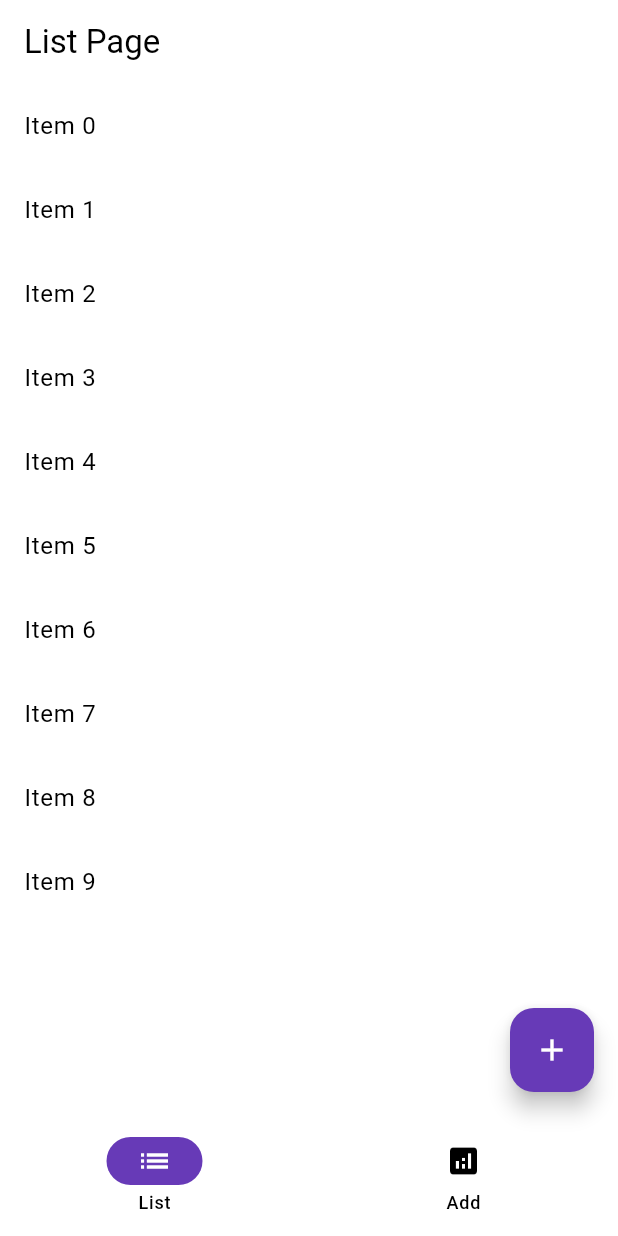
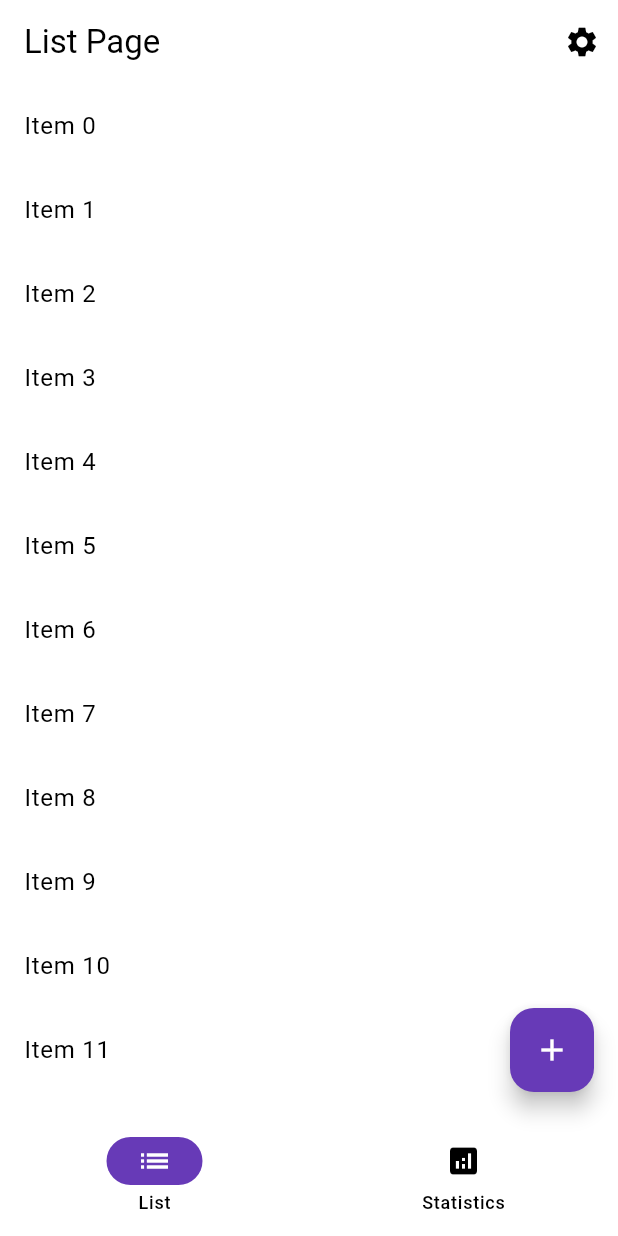
Before and after one commit to tomoyu719/my_strength_log_flutter, a Flutter app: the screen it shows after launch, on a phone screen of 412 x 824 dp. Run offline on Flutter 3.47's test engine with Material 3 defaults, Android fonts, the phone set to English and light mode, and no system bars; our stand-ins replace go_router.

Commit message:
add router

```diff
--- a/lib/app.dart
+++ b/lib/app.dart
@@ -1,18 +1,17 @@
 import 'package:flutter/material.dart';
-import 'package:my_strength_log_flutter/home.dart';
+import 'package:my_strength_log_flutter/router.dart';
 
 class App extends StatelessWidget {
   const App({super.key});
 
   @override
   Widget build(BuildContext context) {
-    return MaterialApp(
-      title: 'Flutter Demo',
+    return MaterialApp.router(
       theme: ThemeData(
         colorScheme: ColorScheme.fromSwatch(primarySwatch: Colors.deepPurple),
         useMaterial3: true,
       ),
-      home: const Home(title: 'Flutter Demo Home Page'),
+      routerConfig: router,
     );
   }
 }
--- a/lib/detailpage.dart
+++ b/lib/detail_page.dart
@@ -1,7 +1,7 @@
 import 'package:flutter/material.dart';
 
 class DetailPage extends StatelessWidget {
-  const DetailPage({super.key, required this.index});
+  const DetailPage({super.key, this.index = -1});
 
   final int index;
 
--- a/lib/home.dart
+++ /dev/null
@@ -1,46 +0,0 @@
-import 'package:flutter/material.dart';
-import 'package:my_strength_log_flutter/listpage.dart';
-import 'package:my_strength_log_flutter/statisticspage.dart';
-
-class Home extends StatefulWidget {
-  const Home({super.key, required this.title});
-
-  final String title;
-
-  @override
-  State<Home> createState() => _HomeState();
-}
-
-class _HomeState extends State<Home> {
-  int _currentPageIndex = 0;
-  @override
-  Widget build(BuildContext context) {
-    return Scaffold(
-      // appBar: AppBar
-      bottomNavigationBar: NavigationBar(
-        onDestinationSelected: (int index) {
-          setState(() {
-            _currentPageIndex = index;
-          });
-        },
-        selectedIndex: _currentPageIndex,
-        destinations: const [
-          NavigationDestination(
-            icon: Icon(Icons.list),
-            label: 'List',
-          ),
-          NavigationDestination(
-            icon: Icon(Icons.analytics),
-            label: 'Add',
-          ),
-        ],
-      ),
-      body: [const ListPage(), const Statisticspage()]
-          .elementAt(_currentPageIndex),
-      floatingActionButton: const FloatingActionButton(
-        onPressed: null,
-        child: Icon(Icons.add),
-      ),
-    );
-  }
-}
--- a/lib/listpage.dart
+++ b/lib/list_page.dart
@@ -1,27 +1,31 @@
 import 'package:flutter/material.dart';
-import 'package:my_strength_log_flutter/detailpage.dart';
+import 'package:go_router/go_router.dart';
 
 class ListPage extends StatelessWidget {
   const ListPage({super.key});
+
+  static const icon = Icons.list;
+  static const label = 'List';
 
   @override
   Widget build(BuildContext context) {
     return Scaffold(
       appBar: AppBar(
-        title: Text('List Page'),
+        title: const Text('List Page'),
+        actions: [
+          IconButton(
+            icon: const Icon(Icons.settings),
+            onPressed: () => context.push('/settings'),
+          ),
+        ],
       ),
       body: ListView.builder(
-        itemCount: 10,
+        itemCount: 100,
         itemBuilder: (context, index) {
           return ListTile(
             title: Text('Item $index'),
             onTap: () {
-              Navigator.push(
-                context,
-                MaterialPageRoute(
-                  builder: (context) => DetailPage(index: index),
-                ),
-              );
+              context.go('/list/detail');
             },
           );
         },
--- /dev/null
+++ b/lib/router.dart
@@ -0,0 +1,48 @@
+import 'package:flutter/material.dart';
+import 'package:go_router/go_router.dart';
+import 'package:my_strength_log_flutter/add_edit_page.dart';
+import 'package:my_strength_log_flutter/detail_page.dart';
+import 'package:my_strength_log_flutter/error_page.dart';
+import 'package:my_strength_log_flutter/list_page.dart';
+import 'package:my_strength_log_flutter/scaffold_navigator.dart';
+import 'package:my_strength_log_flutter/settings_page.dart';
+import 'package:my_strength_log_flutter/statistics_page.dart';
+
+final GlobalKey<NavigatorState> _rootNavigatorKey = GlobalKey<NavigatorState>();
+
+final GlobalKey<NavigatorState> _shellNavigatorKey =
+    GlobalKey<NavigatorState>();
+
+final router = GoRouter(
+  navigatorKey: _rootNavigatorKey,
+  initialLocation: '/list',
+  debugLogDiagnostics: true,
+  routes: [
+    ShellRoute(
+      navigatorKey: _shellNavigatorKey,
+      builder: (context, state, child) => ScaffoldNavigator(
+        child: child,
+      ),
+      routes: <RouteBase>[
+        GoRoute(
+          path: '/list',
+          builder: (context, state) => const ListPage(),
+          routes: <RouteBase>[
+            GoRoute(
+              path: 'detail',
+              builder: (context, state) => const DetailPage(),
+            ),
+          ],
+        ),
+        GoRoute(
+          path: '/statistics',
+          builder: (context, state) => const StatisticsPage(),
+        ),
+      ],
+    ),
+    GoRoute(path: '/addEdit', builder: (context, state) => const AddEditPage()),
+    GoRoute(
+        path: '/settings', builder: (context, state) => const SettingsPage()),
+  ],
+  errorBuilder: (context, state) => const ErrorPage(),
+);
--- /dev/null
+++ b/lib/scaffold_navigator.dart
@@ -0,0 +1,58 @@
+import 'package:flutter/material.dart';
+import 'package:go_router/go_router.dart';
+import 'package:my_strength_log_flutter/list_page.dart';
+import 'package:my_strength_log_flutter/statistics_page.dart';
+
+class ScaffoldNavigator extends StatefulWidget {
+  const ScaffoldNavigator({super.key, required this.child});
+  final Widget child;
+  @override
+  State<ScaffoldNavigator> createState() => _ScaffoldNavigatorState();
+}
+
+class _ScaffoldNavigatorState extends State<ScaffoldNavigator> {
+  @override
+  Widget build(BuildContext context) {
+    return Scaffold(
+      bottomNavigationBar: NavigationBar(
+        onDestinationSelected: (int index) => _onItemTapped(index, context),
+        selectedIndex: _calculateSelectedIndex(context),
+        destinations: const [
+          NavigationDestination(
+            icon: Icon(ListPage.icon),
+            label: ListPage.label,
+          ),
+          NavigationDestination(
+            icon: Icon(StatisticsPage.icon),
+            label: StatisticsPage.label,
+          ),
+        ],
+      ),
+      body: widget.child,
+      floatingActionButton: FloatingActionButton(
+        onPressed: () => GoRouter.of(context).push('/addEdit'),
+        child: const Icon(Icons.add),
+      ),
+    );
+  }
+
+  static int _calculateSelectedIndex(BuildContext context) {
+    final location = GoRouterState.of(context).uri.path;
+    if (location.startsWith('/list')) {
+      return 0;
+    }
+    if (location.startsWith('/statistics')) {
+      return 1;
+    }
+    return 0;
+  }
+
+  void _onItemTapped(int index, BuildContext context) {
+    switch (index) {
+      case 0:
+        GoRouter.of(context).go('/list');
+      case 1:
+        GoRouter.of(context).go('/statistics');
+    }
+  }
+}
--- a/pubspec.yaml
+++ b/pubspec.yaml
@@ -36,6 +36,7 @@ dependencies:
   # Use with the CupertinoIcons class for iOS style icons.
   cupertino_icons: ^1.0.6
   pedantic_mono: ^1.27.0
+  go_router: ^14.2.0
 
 dev_dependencies:
   flutter_test:
```
Also changed, not shown: lib/add_edit_page.dart (renamed from lib/statisticspage.dart, +4 -4 lines), lib/error_page.dart (added, +27 -0 lines), lib/settings_page.dart (added, +17 -0 lines), lib/statistics_page.dart (added, +20 -0 lines), pubspec.lock, 2 other files.
